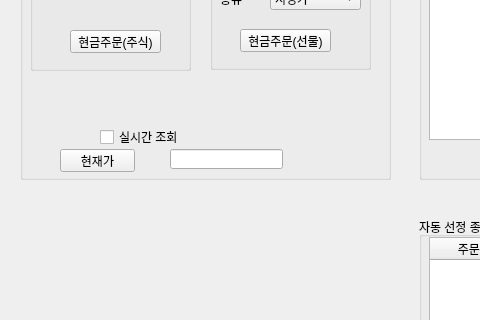
Above: pytrader.ui from sungju1572/auto_trade before the change; both pictures show x 0 to 480 and y 291 to 611 of the 1076 by 859 pixel window. Below: the same form after it.
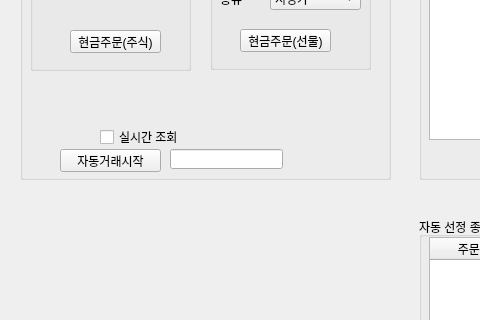
That is the form after the change. Icons and pictures are not drawn.

Commit message: 자동거래 버튼 추가

```diff
--- a/pytrader.ui
+++ b/pytrader.ui
@@ -390,12 +390,12 @@
       <rect>
        <x>40</x>
        <y>410</y>
-       <width>75</width>
+       <width>101</width>
        <height>23</height>
       </rect>
      </property>
      <property name="text">
-      <string>현재가</string>
+      <string>자동거래시작</string>
      </property>
     </widget>
     <widget class="QLineEdit" name="lineEdit_3">
```
